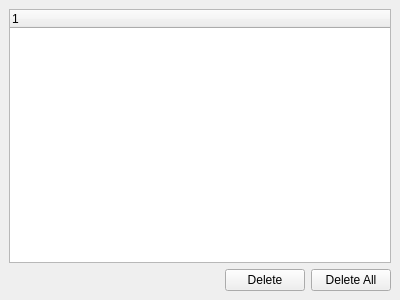
NDNF/cutter, file src/widgets/QIrqWidget.ui: the form before one commit.
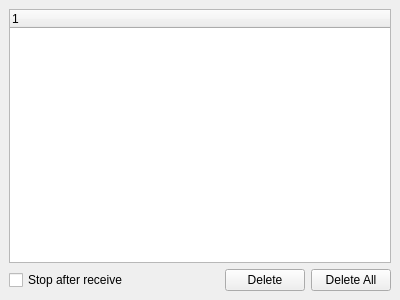
The form after the commit.

Diff of the .ui file:
```diff
--- a/src/widgets/QIrqWidget.ui
+++ b/src/widgets/QIrqWidget.ui
@@ -17,6 +17,13 @@
    <layout class="QGridLayout" name="gridLayout">
     <item row="1" column="0">
      <layout class="QHBoxLayout" name="horizontalLayout">
+      <item>
+       <widget class="QCheckBox" name="checkBox">
+        <property name="text">
+         <string>Stop after receive</string>
+        </property>
+       </widget>
+      </item>
       <item>
        <spacer name="horizontalSpacer">
         <property name="orientation">
```
